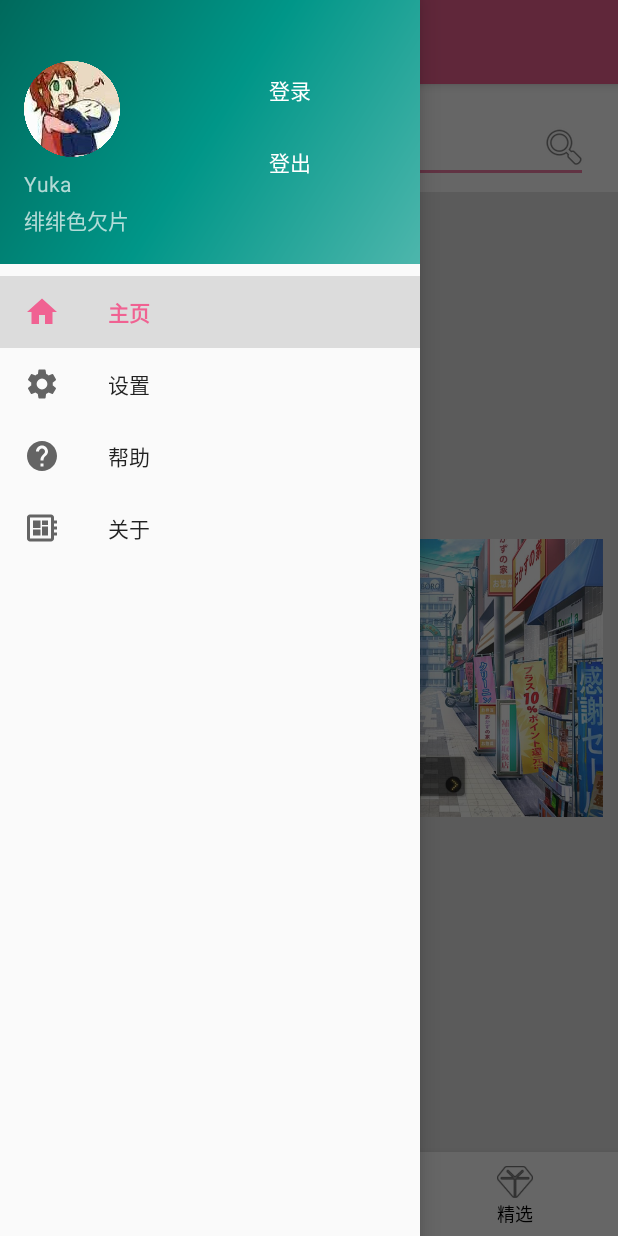
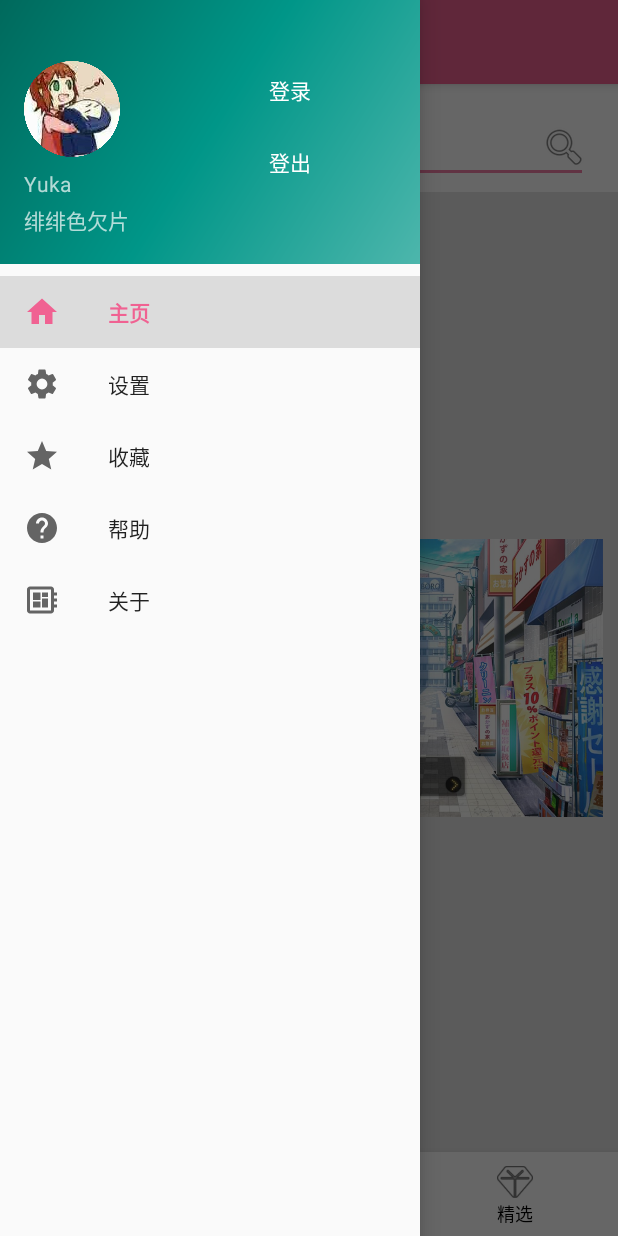
Before and after one commit to wangziyannb/YUKA, an Android app: the screen it shows after launch (MainActivity), with the side drawer open, on a phone screen of 412 x 824 dp. Run offline under Robolectric (Android 15) with nearby library versions, the phone set to English and light mode, and no system bars; our stand-ins replace navigation-ui; libraries missing offline, so code that uses them is left out: com.lzf.easyfloat; 1 statement that could not run was skipped.

Commit message:
HomeTranslate

```diff
--- /dev/null
+++ b/app/src/main/res/drawable/ic_favorite.xml
@@ -0,0 +1,9 @@
+<vector xmlns:android="http://schemas.android.com/apk/res/android"
+    android:width="24dp"
+    android:height="24dp"
+    android:viewportWidth="24.0"
+    android:viewportHeight="24.0">
+    <path
+        android:fillColor="#FF000000"
+        android:pathData="M12,17.27L18.18,21l-1.64,-7.03L22,9.24l-7.19,-0.61L12,2 9.19,8.63 2,9.24l5.46,4.73L5.82,21z" />
+</vector>
--- a/app/src/main/res/layout/home_main.xml
+++ b/app/src/main/res/layout/home_main.xml
@@ -35,6 +35,41 @@
 
     </com.google.android.material.textfield.TextInputLayout>
 
+    <LinearLayout
+        android:layout_width="match_parent"
+        android:layout_height="wrap_content"
+        android:layout_marginTop="10dp"
+        android:orientation="vertical"
+        android:visibility="gone">
+
+        <TextView
+            android:id="@+id/text_wanner"
+            android:layout_width="match_parent"
+            android:layout_height="50dp"
+            android:background="#FFFFFF"
+            android:padding="16dp"
+            android:text="要翻译的句子"
+            app:lineHeight="16sp" />
+
+        <ImageView
+            android:id="@+id/translate_bottom_line"
+            android:layout_width="match_parent"
+            android:layout_height="1dp"
+            android:layout_marginStart="10dp"
+            android:layout_marginTop="1dp"
+            android:layout_marginEnd="10dp"
+            android:background="#e9e5e5"
+            android:visibility="visible" />
+
+        <TextView
+            android:id="@+id/text_translated"
+            android:layout_width="match_parent"
+            android:layout_height="150dp"
+            android:background="@android:color/background_light"
+            android:padding="16dp"
+            android:text="翻译后的句子" />
+    </LinearLayout>
+
     <ImageView
         android:id="@+id/imageView2"
         android:layout_width="wrap_content"
--- a/app/src/main/res/menu/main_drawer.xml
+++ b/app/src/main/res/menu/main_drawer.xml
@@ -13,6 +13,10 @@
             android:icon="@drawable/ic_settings"
             android:title="设置" />
         <item
+            android:id="@+id/nav_favorite"
+            android:icon="@drawable/ic_favorite"
+            android:title="收藏" />
+        <item
             android:id="@+id/nav_help"
             android:icon="@drawable/ic_help"
             android:title="帮助" />
```
